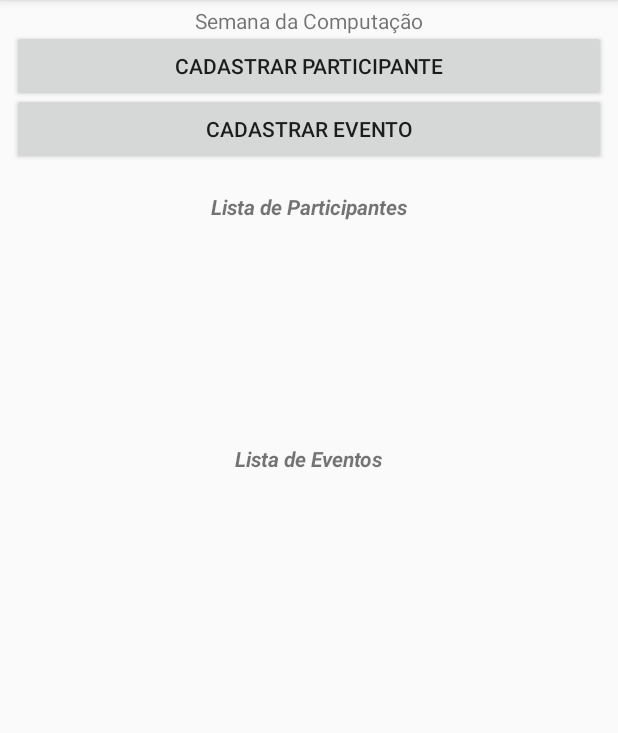
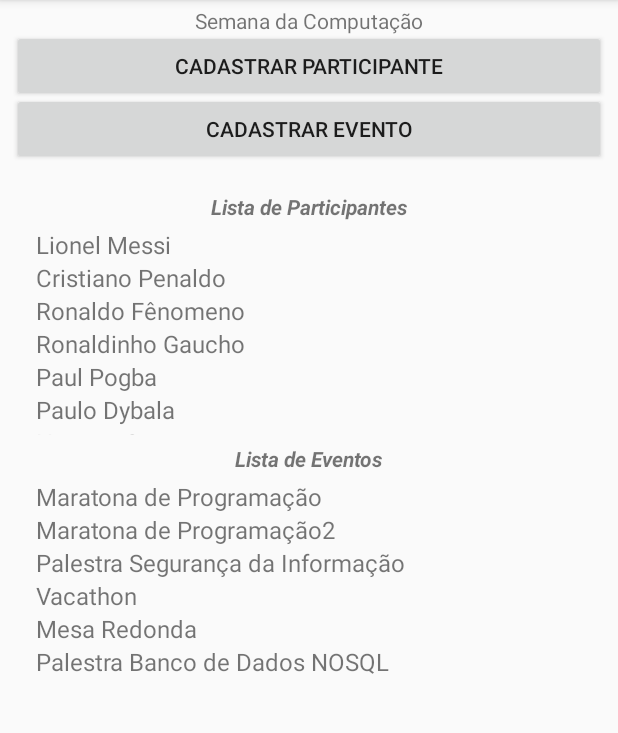
Before and after one commit to ufjf-dcc196/dcc196-2018-3-trb2-trb2-lucasbrandao, an Android app: the screen it shows after launch (MainActivity), on a phone screen of 412 x 824 dp, the part 84-817 px from its top. Run offline under Robolectric (Android 15) with nearby library versions, the phone set to English and light mode, and no system bars.

Commit message:
Adicionado dados iniciais para a lista de participantes e eventos.

```diff
--- a/app/src/main/java/ufjf/dcc196/trb01/MainActivity.java
+++ b/app/src/main/java/ufjf/dcc196/trb01/MainActivity.java
@@ -70,6 +70,9 @@ public class MainActivity extends AppCompatActivity {
         eventoAdapter = new EventoAdapter(listaEventos);
         lstEvento.setAdapter(eventoAdapter);
 
+        this.carregarListaAlunos();
+        this.carregaListaEventos();
+
     }
 
     @Override
@@ -110,4 +113,26 @@ public class MainActivity extends AppCompatActivity {
             }
         }
     }
+
+    public void carregarListaAlunos() {
+        this.listaAlunos.add(new Aluno("Lionel Messi","leomessi@gmail.com","201200250AC"));
+        this.listaAlunos.add(new Aluno("Cristiano Penaldo","cr7@gmail.com","201200250AC"));
+        this.listaAlunos.add(new Aluno("Ronaldo Fênomeno","ronaldo@gmail.com","201200250AC"));
+        this.listaAlunos.add(new Aluno("Ronaldinho Gaucho","ronaldinho@gmail.com","201200250AC"));
+        this.listaAlunos.add(new Aluno("Paul Pogba","pogba@gmail.com","201200250AC"));
+        this.listaAlunos.add(new Aluno("Paulo Dybala ","dybala@gmail.com","201200250AC"));
+        this.listaAlunos.add(new Aluno("Neymar Santos","neymidia@gmail.com","201200250AC"));
+        this.listaAlunos.add(new Aluno("Philipe Coutinho","coutinho@gmail.com","201200250AC"));
+        this.listaAlunos.add(new Aluno("Mohammed Salah","salah@gmail.com","201200250AC"));
+    }
+
+    public void carregaListaEventos() {
+        this.listaEventos.add(new Evento("Maratona de Programação","24/10/2018","17:00","Professor","Maratona..."));
+        this.listaEventos.add(new Evento("Maratona de Programação2","25/10/2018","17:00","Professor","Maratona..."));
+        this.listaEventos.add(new Evento("Palestra Segurança da Informação","25/10/2018","14:00","Professor","Palestra..."));
+        this.listaEventos.add(new Evento("Vacathon","24/10/2018","17:00","Professor","Palestra..."));
+        this.listaEventos.add(new Evento("Mesa Redonda","24/10/2018","17:00","Professor","Evento..."));
+        this.listaEventos.add(new Evento("Palestra Banco de Dados NOSQL","24/10/2018","17:00","Professor","Palestra..."));
+    }
+
 }
```
